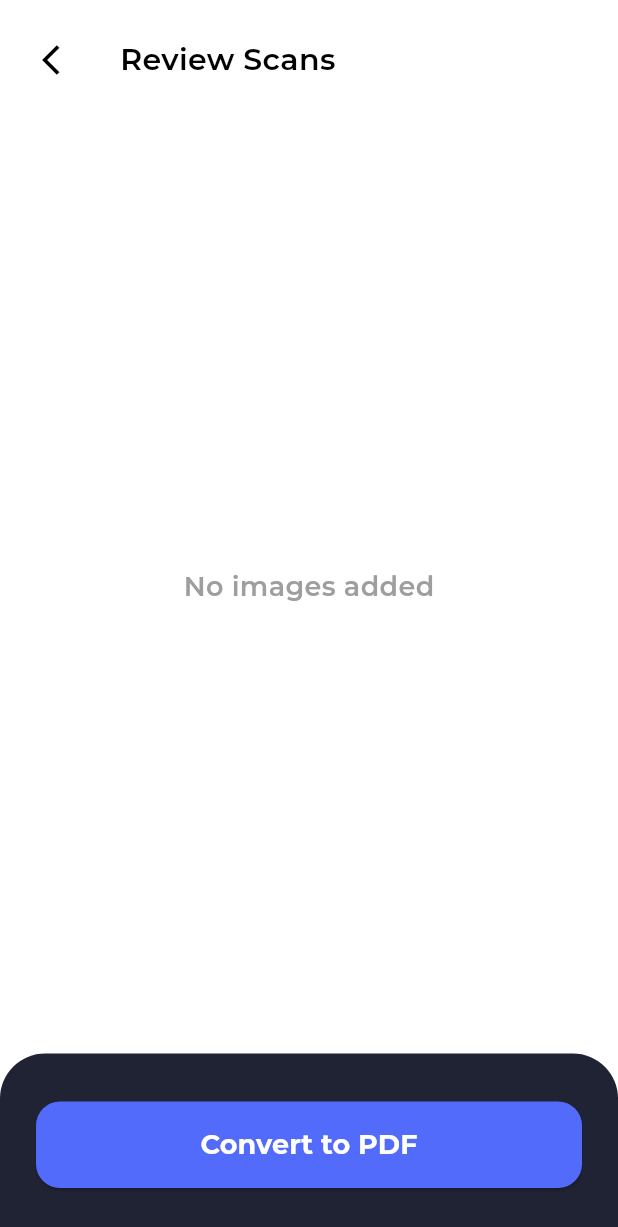
After one commit to AmroKhaled20/Scanify-App, a Flutter app: the CapturedImagesView screen opened directly, on a phone screen of 412 x 824 dp. The commit adds this screen. Shown: the top 1227 px of the screen. Run offline on Flutter 3.47's test engine with Material 3 defaults, Android fonts, the phone set to English and light mode, and no system bars; our stand-ins replace camera, dartz, flutter_bloc, get_it, go_router, google_fonts and 3 more; accounts and stored records are empty.

Commit message:
feat(scanner): add eview scans screen and delete logic

```diff
--- a/lib/core/utils/app_router.dart
+++ b/lib/core/utils/app_router.dart
@@ -1,12 +1,15 @@
+import 'package:flutter_bloc/flutter_bloc.dart';
 import 'package:go_router/go_router.dart';
 import 'package:scanify_pdf/features/home/presentation/views/home_view.dart';
+import 'package:scanify_pdf/features/scanner/presentation/manager/scanner%20cubit/scanner_cubit.dart';
 import 'package:scanify_pdf/features/scanner/presentation/views/scanner_view.dart';
+import 'package:scanify_pdf/features/scanner/presentation/views/captured_images_view.dart';
 
 abstract class AppRouter {
   static const kHomeView = '/homeView';
   static const kCameraView = '/cameraView';
   static const kFilesView = '/filesView';
-
+  static const kCapturedImagesView = '/capturedImagesView';
   static final router = GoRouter(
     initialLocation: kHomeView,
     routes: [
@@ -15,6 +18,15 @@ abstract class AppRouter {
         path: kCameraView,
         builder: (context, state) => const ScannerView(),
       ),
+      GoRoute(
+        path: kCapturedImagesView,
+        builder: (context, state) {
+          return BlocProvider.value(
+            value: state.extra as ScannerCubit,
+            child: const CapturedImagesView(),
+          );
+        },
+      ),
     ],
   );
 }
--- /dev/null
+++ b/lib/features/scanner/presentation/views/captured_images_view.dart
@@ -0,0 +1,24 @@
+import 'package:flutter/material.dart';
+import 'package:scanify_pdf/features/scanner/presentation/views/widgets/captured_images_app_bar.dart';
+import 'package:scanify_pdf/features/scanner/presentation/views/widgets/captured_images_grid.dart';
+import 'package:scanify_pdf/features/scanner/presentation/views/widgets/captured_images_lower_section.dart';
+
+class CapturedImagesView extends StatelessWidget {
+  const CapturedImagesView({super.key});
+
+  @override
+  Widget build(BuildContext context) {
+    return const Scaffold(
+      backgroundColor: Colors.white,
+      body: SafeArea(
+        child: Column(
+          children: [
+            CapturedImagesAppBar(),
+            Expanded(child: CapturedImagesGrid()),
+            CapturedImagesLowerSection(),
+          ],
+        ),
+      ),
+    );
+  }
+}
--- /dev/null
+++ b/lib/features/scanner/presentation/views/widgets/captured_images_app_bar.dart
@@ -0,0 +1,33 @@
+import 'package:flutter/material.dart';
+import 'package:go_router/go_router.dart';
+import 'package:scanify_pdf/core/utils/app_spacing.dart';
+import 'package:scanify_pdf/core/utils/styles.dart';
+
+class CapturedImagesAppBar extends StatelessWidget {
+  const CapturedImagesAppBar({super.key});
+
+  @override
+  Widget build(BuildContext context) {
+    return Padding(
+      padding: const EdgeInsets.symmetric(
+        horizontal: AppSpacing.s16,
+        vertical: AppSpacing.s16,
+      ),
+      child: Row(
+        children: [
+          IconButton(
+            onPressed: () => GoRouter.of(context).pop(),
+            icon: const Icon(Icons.arrow_back_ios, color: Colors.black),
+            padding: EdgeInsets.zero,
+            constraints: const BoxConstraints(),
+          ),
+          const SizedBox(width: AppSpacing.s16),
+          Text(
+            'Review Scans',
+            style: Styles.titleMeduim.copyWith(color: Colors.black),
+          ),
+        ],
+      ),
+    );
+  }
+}
--- /dev/null
+++ b/lib/features/scanner/presentation/views/widgets/captured_images_grid.dart
@@ -0,0 +1,102 @@
+import 'dart:io';
+import 'package:flutter/material.dart';
+import 'package:flutter_bloc/flutter_bloc.dart';
+import 'package:go_router/go_router.dart';
+import 'package:scanify_pdf/core/utils/app_spacing.dart';
+import 'package:scanify_pdf/core/utils/size_extensions.dart';
+import 'package:scanify_pdf/core/utils/styles.dart';
+import 'package:scanify_pdf/features/scanner/presentation/manager/scanner%20cubit/scanner_cubit.dart';
+
+class CapturedImagesGrid extends StatelessWidget {
+  const CapturedImagesGrid({super.key});
+
+  @override
+  Widget build(BuildContext context) {
+    return BlocBuilder<ScannerCubit, ScannerState>(
+      builder: (context, state) {
+        final images = context.read<ScannerCubit>().capturedImages;
+
+        if (images.isEmpty) {
+          return Center(
+            child: Text(
+              'No images added',
+              style: Styles.textStyle18.copyWith(color: Colors.grey),
+            ),
+          );
+        }
+
+        return GridView.builder(
+          padding: const EdgeInsets.symmetric(
+            horizontal: AppSpacing.s16,
+            vertical: AppSpacing.s8,
+          ),
+          gridDelegate: const SliverGridDelegateWithFixedCrossAxisCount(
+            crossAxisCount: 2,
+            crossAxisSpacing: AppSpacing.s16,
+            mainAxisSpacing: AppSpacing.s16,
+            childAspectRatio: 0.75,
+          ),
+          itemCount: images.length,
+          itemBuilder: (context, index) {
+            return Stack(
+              fit: StackFit.expand,
+              children: [
+                // الصورة
+                Container(
+                  decoration: BoxDecoration(
+                    borderRadius: BorderRadius.circular(12),
+                    boxShadow: [
+                      BoxShadow(
+                        color: Colors.black.withOpacity(0.1),
+                        blurRadius: 5,
+                        spreadRadius: 1,
+                      ),
+                    ],
+                  ),
+                  child: ClipRRect(
+                    borderRadius: BorderRadius.circular(12),
+                    child: Image.file(
+                      File(images[index].imagePath),
+                      fit: BoxFit.cover,
+                    ),
+                  ),
+                ),
+
+                Positioned(
+                  top: AppSpacing.s8,
+                  right: AppSpacing.s8,
+                  child: GestureDetector(
+                    onTap: () {
+                      final file = File(images[index].imagePath);
+                      if (file.existsSync()) {
+                        file.deleteSync();
+                      }
+                      context.read<ScannerCubit>().removeImage(index);
+
+                      if (context.read<ScannerCubit>().capturedImages.isEmpty) {
+                        GoRouter.of(context).pop();
+                      }
+                    },
+                    child: Container(
+                      width: context.w * 0.08,
+                      height: context.w * 0.08,
+                      decoration: const BoxDecoration(
+                        color: Colors.redAccent,
+                        shape: BoxShape.circle,
+                      ),
+                      child: const Icon(
+                        Icons.close,
+                        color: Colors.white,
+                        size: 18,
+                      ),
+                    ),
+                  ),
+                ),
+              ],
+            );
+          },
+        );
+      },
+    );
+  }
+}
--- /dev/null
+++ b/lib/features/scanner/presentation/views/widgets/captured_images_lower_section.dart
@@ -0,0 +1,46 @@
+import 'package:flutter/material.dart';
+import 'package:scanify_pdf/core/utils/app_spacing.dart';
+import 'package:scanify_pdf/core/utils/constants.dart';
+import 'package:scanify_pdf/core/utils/size_extensions.dart';
+import 'package:scanify_pdf/core/utils/styles.dart';
+
+class CapturedImagesLowerSection extends StatelessWidget {
+  const CapturedImagesLowerSection({super.key});
+
+  @override
+  Widget build(BuildContext context) {
+    return Container(
+      width: double.infinity,
+      padding: const EdgeInsets.symmetric(
+        horizontal: AppSpacing.s24,
+        vertical: AppSpacing.s32,
+      ),
+      decoration: const BoxDecoration(
+        color: Color(0xFF202334),
+        borderRadius: BorderRadius.only(
+          topLeft: Radius.circular(30),
+          topRight: Radius.circular(30),
+        ),
+      ),
+      child: ElevatedButton(
+        onPressed: () {
+          // هنا هستدعي الـ Bottom Sheet بتاع تسمية الملف
+        },
+        style: ElevatedButton.styleFrom(
+          backgroundColor: primaryColor,
+          fixedSize: Size(double.infinity, context.h * 0.07),
+          shape: RoundedRectangleBorder(
+            borderRadius: BorderRadius.circular(16),
+          ),
+        ),
+        child: Text(
+          'Convert to PDF',
+          style: Styles.textStyle18.copyWith(
+            color: Colors.white,
+            fontWeight: FontWeight.bold,
+          ),
+        ),
+      ),
+    );
+  }
+}
```
Also changed, not shown: lib/features/scanner/presentation/views/widgets/scanner_controls_widget.dart (+10 -1 lines).
